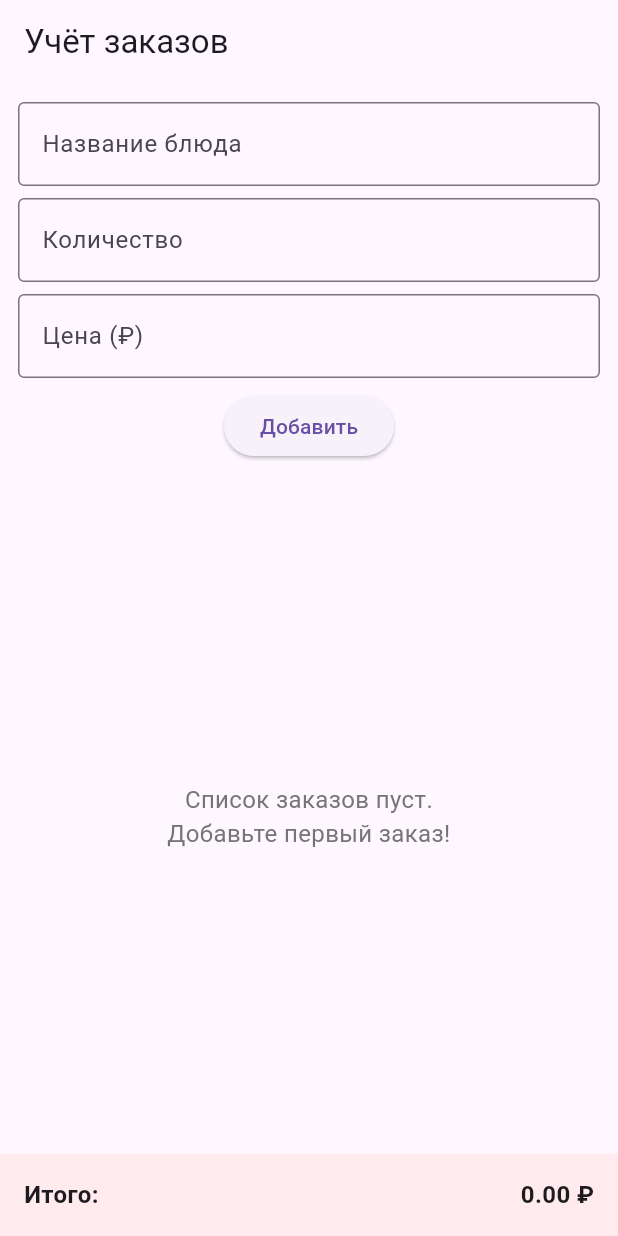
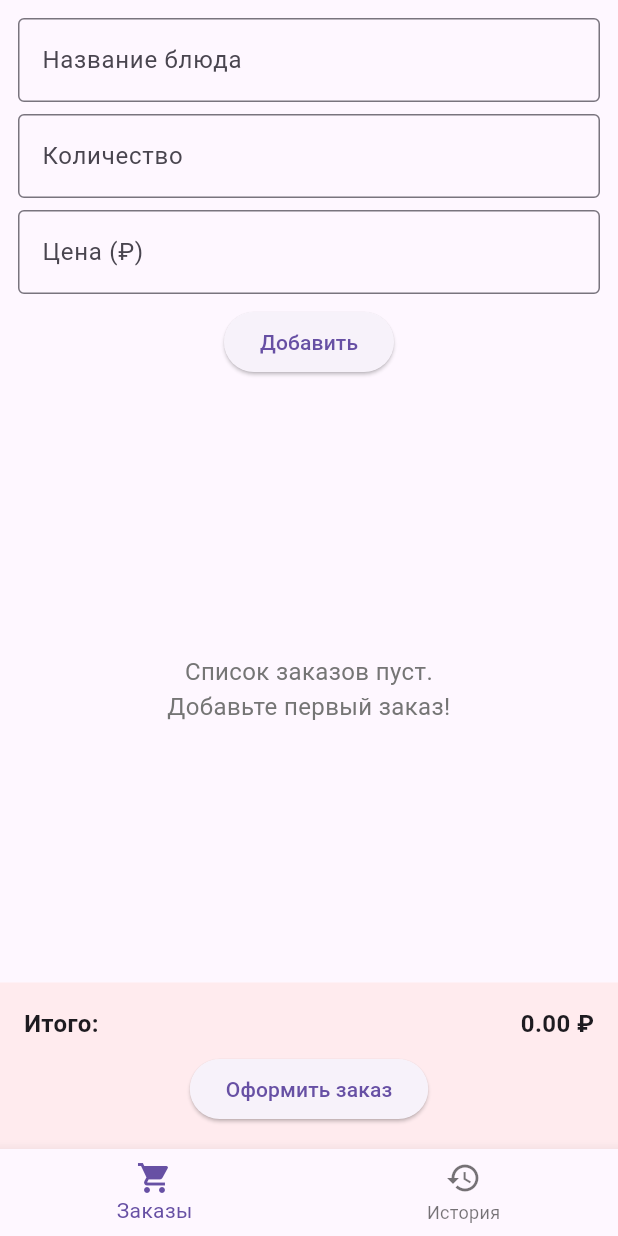
Before and after one commit to yatankek/prac5, a Flutter app: the screen it shows after launch, on a phone screen of 412 x 824 dp. Run offline on Flutter 3.47's test engine with Material 3 defaults, Android fonts, the phone set to English and light mode, and no system bars.

Commit message:
Изменения файлов и добавление нового экрана с историей заказов. Добавлена навигация через BottomNavigationBar и логика обнуление списка заказов после оформления заказа

```diff
--- a/lib/features/orders/data/repository/order_repository.dart
+++ b/lib/features/orders/data/repository/order_repository.dart
@@ -10,4 +10,6 @@ class OrderRepository {
   void removeOrder(Order order) => _orders.remove(order);
 
   double getTotalSum() => _orders.fold(0, (sum, o) => sum + o.total);
+
+  void clearOrders() => _orders.clear(); // <--- новый метод
 }
--- a/lib/features/orders/logic/order_service.dart
+++ b/lib/features/orders/logic/order_service.dart
@@ -4,7 +4,12 @@ import 'package:prac5/features/orders/data/repository/order_repository.dart';
 class OrderService {
   final OrderRepository _repository = OrderRepository();
 
+  // История оформленных заказов
+  final List<List<Order>> _orderHistory = [];
+
   List<Order> get orders => _repository.getAll();
+
+  List<List<Order>> get orderHistory => List.unmodifiable(_orderHistory);
 
   void addOrder(String name, int quantity, double price) {
     if (name.isEmpty || quantity <= 0 || price <= 0) return;
@@ -14,4 +19,13 @@ class OrderService {
   void removeOrder(Order order) => _repository.removeOrder(order);
 
   double getTotalSum() => _repository.getTotalSum();
+
+  // Оформление заказа: перенос в историю и очистка текущих заказов
+  void payOrder() {
+    final currentOrders = _repository.getAll();
+    if (currentOrders.isNotEmpty) {
+      _orderHistory.add(List.from(currentOrders)); // копируем текущие заказы
+      _repository.clearOrders(); // очищаем список
+    }
+  }
 }
--- /dev/null
+++ b/lib/features/orders/presentation/screens/order_home_screen.dart
@@ -0,0 +1,36 @@
+import 'package:flutter/material.dart';
+import 'package:prac5/features/orders/logic/order_service.dart';
+import 'package:prac5/features/orders/presentation/screens/order_screen.dart';
+import 'package:prac5/features/orders/presentation/screens/order_history_screen.dart';
+
+class OrderHomeScreen extends StatefulWidget {
+  const OrderHomeScreen({super.key});
+
+  @override
+  State<OrderHomeScreen> createState() => _OrderHomeScreenState();
+}
+
+class _OrderHomeScreenState extends State<OrderHomeScreen> {
+  final OrderService _service = OrderService();
+  int _currentIndex = 0;
+
+  @override
+  Widget build(BuildContext context) {
+    final screens = [
+      OrderScreen(service: _service),
+      OrderHistoryScreen(service: _service),
+    ];
+
+    return Scaffold(
+      body: screens[_currentIndex],
+      bottomNavigationBar: BottomNavigationBar(
+        currentIndex: _currentIndex,
+        onTap: (index) => setState(() => _currentIndex = index),
+        items: const [
+          BottomNavigationBarItem(icon: Icon(Icons.shopping_cart), label: "Заказы"),
+          BottomNavigationBarItem(icon: Icon(Icons.history), label: "История"),
+        ],
+      ),
+    );
+  }
+}
--- a/lib/features/orders/presentation/screens/order_screen.dart
+++ b/lib/features/orders/presentation/screens/order_screen.dart
@@ -6,43 +6,47 @@ import 'package:prac5/features/orders/presentation/widgets/order_summary.dart';
 import 'package:prac5/features/orders/presentation/widgets/empty_state.dart';
 
 class OrderScreen extends StatefulWidget {
-  const OrderScreen({super.key});
+  final OrderService service;
+  const OrderScreen({super.key, required this.service});
 
   @override
   State<OrderScreen> createState() => _OrderScreenState();
 }
 
 class _OrderScreenState extends State<OrderScreen> {
-  final OrderService _service = OrderService();
-
   void _addOrder(String name, int quantity, double price) {
     setState(() {
-      _service.addOrder(name, quantity, price);
+      widget.service.addOrder(name, quantity, price);
     });
   }
 
   void _removeOrder(order) {
     setState(() {
-      _service.removeOrder(order);
+      widget.service.removeOrder(order);
     });
+  }
+
+  void _payOrder() {
+    setState(() {
+      widget.service.payOrder(); // перенос в историю и очистка списка
+    });
+    ScaffoldMessenger.of(context)
+        .showSnackBar(const SnackBar(content: Text("Заказ оформлен!")));
   }
 
   @override
   Widget build(BuildContext context) {
-    final orders = _service.orders;
-    final total = _service.getTotalSum();
+    final orders = widget.service.orders;
+    final total = widget.service.getTotalSum();
 
-    return Scaffold(
-      appBar: AppBar(title: const Text("Учёт заказов")),
-      body: Column(
+    return Column(
       children: [
         OrderForm(onAdd: _addOrder),
         orders.isEmpty
             ? const EmptyState()
             : OrderList(orders: orders, onRemove: _removeOrder),
-          OrderSummary(total: total),
+        OrderSummary(total: total, onPay: _payOrder), // кнопка "история" убрана
       ],
-      ),
     );
   }
 }
--- a/lib/features/orders/presentation/widgets/order_summary.dart
+++ b/lib/features/orders/presentation/widgets/order_summary.dart
@@ -2,7 +2,13 @@ import 'package:flutter/material.dart';
 
 class OrderSummary extends StatelessWidget {
   final double total;
-  const OrderSummary({super.key, required this.total});
+  final VoidCallback onPay;
+
+  const OrderSummary({
+    super.key,
+    required this.total,
+    required this.onPay,
+  });
 
   String _formatPrice(double price) => "${price.toStringAsFixed(2)} ₽";
 
@@ -11,7 +17,9 @@ class OrderSummary extends StatelessWidget {
     return Container(
       color: Colors.red.shade50,
       padding: const EdgeInsets.all(16),
-      child: Row(
+      child: Column(
+        children: [
+          Row(
             mainAxisAlignment: MainAxisAlignment.spaceBetween,
             children: [
               const Text(
@@ -24,6 +32,13 @@ class OrderSummary extends StatelessWidget {
               ),
             ],
           ),
+          const SizedBox(height: 8),
+          ElevatedButton(
+            onPressed: onPay,
+            child: const Text("Оформить заказ"),
+          ),
+        ],
+      ),
     );
   }
 }
--- a/lib/main.dart
+++ b/lib/main.dart
@@ -1,5 +1,5 @@
 import 'package:flutter/material.dart';
-import 'package:prac5/features/orders/presentation/screens/order_screen.dart';
+import 'package:prac5/features/orders/presentation/screens/order_home_screen.dart';
 
 void main() {
   runApp(const OrderApp());
@@ -14,7 +14,7 @@ class OrderApp extends StatelessWidget {
       title: 'Учёт заказов ресторана',
       debugShowCheckedModeBanner: false,
       theme: ThemeData(primarySwatch: Colors.red),
-      home: const OrderScreen(),
+      home: const OrderHomeScreen(),
     );
   }
 }
```
Also changed, not shown: lib/features/orders/data/repository/order_history_repository.dart (added, +13 -0 lines), lib/features/orders/presentation/screens/order_history_screen.dart (added, +39 -0 lines). Lines whose indentation alone changed are shown as unchanged.
